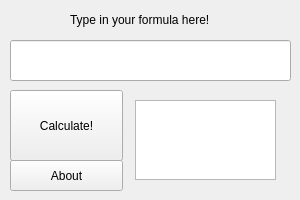
Before: the Qt Designer form SplashMol/app.ui in xinjiajuan/splashmol, drawn with Qt 5.
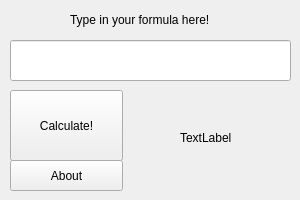
After: the same form once the commit is applied. Icons and pictures are not drawn.

Commit message: trying to fix icon

```diff
--- a/SplashMol/app.ui
+++ b/SplashMol/app.ui
@@ -43,16 +43,6 @@
     <string>Type in your formula here!</string>
    </property>
   </widget>
-  <widget class="QTextBrowser" name="resultBox">
-   <property name="geometry">
-    <rect>
-     <x>135</x>
-     <y>100</y>
-     <width>141</width>
-     <height>80</height>
-    </rect>
-   </property>
-  </widget>
   <widget class="QPushButton" name="calcButton">
    <property name="geometry">
     <rect>
@@ -103,6 +93,22 @@
     <bool>false</bool>
    </property>
   </widget>
+  <widget class="QLabel" name="resultLabel">
+   <property name="geometry">
+    <rect>
+     <x>180</x>
+     <y>130</y>
+     <width>59</width>
+     <height>16</height>
+    </rect>
+   </property>
+   <property name="text">
+    <string>TextLabel</string>
+   </property>
+   <property name="textFormat">
+    <enum>Qt::MarkdownText</enum>
+   </property>
+  </widget>
  </widget>
  <resources>
   <include location="res.qrc"/>
```
Left out of the diff: 2 changed lines with no effect on the pictures. The commit also changes 1 other file.
